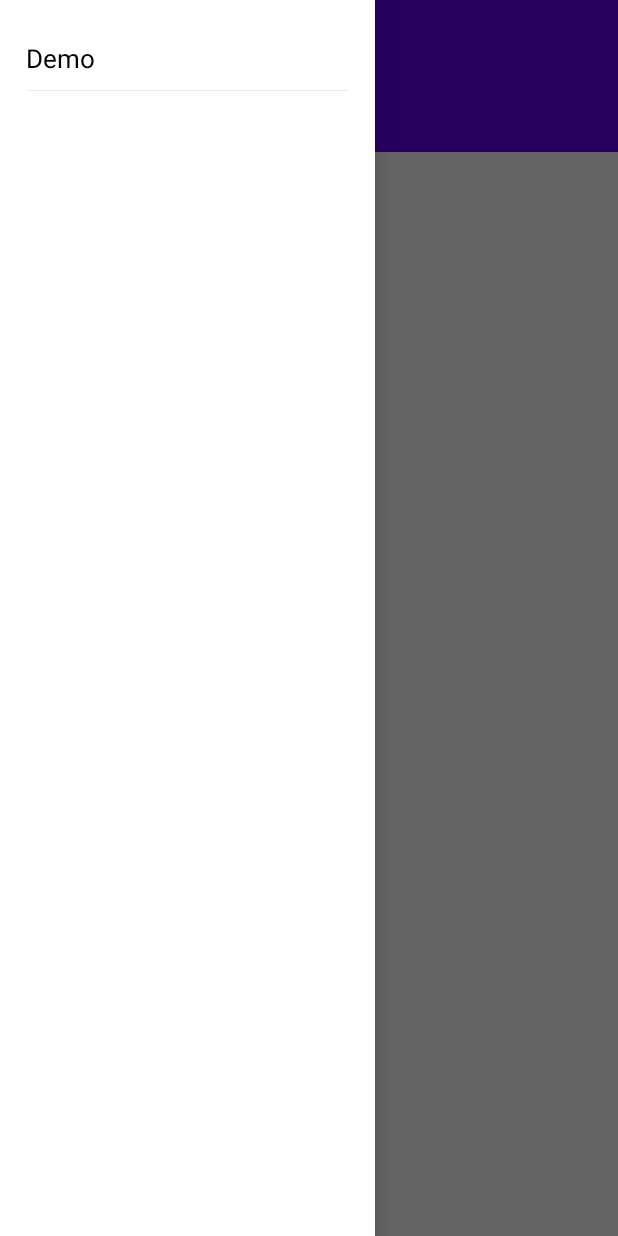
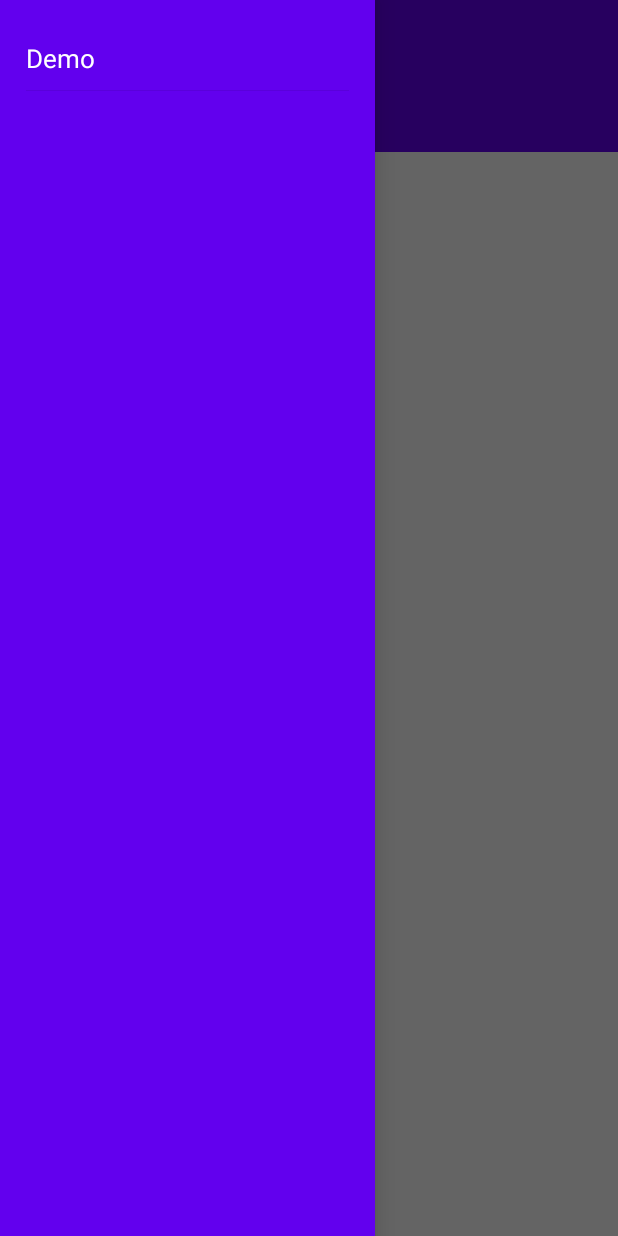
Before and after one commit to jiangzhengnan/NgBaseLib, an Android app: the screen it shows after launch (MainActivity), with the side drawer open, on a phone screen of 412 x 824 dp. Run offline under Robolectric (Android 15) with nearby library versions, the phone set to English and light mode, and no system bars.

Commit message:
change ui

```diff
--- a/app/src/main/res/layout/activity_main_vp.xml
+++ b/app/src/main/res/layout/activity_main_vp.xml
@@ -40,7 +40,7 @@
         android:layout_width="250dp"
         android:layout_height="match_parent"
         android:layout_gravity="start"
-        android:background="@color/white"
+        android:background="#6200EE"
         android:orientation="vertical">
     </androidx.recyclerview.widget.RecyclerView>
 
--- a/app/src/main/res/layout/item_left.xml
+++ b/app/src/main/res/layout/item_left.xml
@@ -10,7 +10,7 @@
         android:layout_height="0dp"
         android:layout_weight="1"
         android:gravity="center_vertical"
-        android:textColor="@color/black"
+        android:textColor="@color/white"
         android:textSize="@dimen/dd16" />
 
     <View
--- a/app/src/main/res/values/colors.xml
+++ b/app/src/main/res/values/colors.xml
@@ -1,6 +1,6 @@
 <?xml version="1.0" encoding="utf-8"?>
 <resources>
     <color name="colorPrimary">#6200EE</color>
-    <color name="colorPrimaryDark">#3700B3</color>
+    <color name="colorPrimaryDark">#6200EE</color>
     <color name="colorAccent">#03DAC5</color>
 </resources>
```
